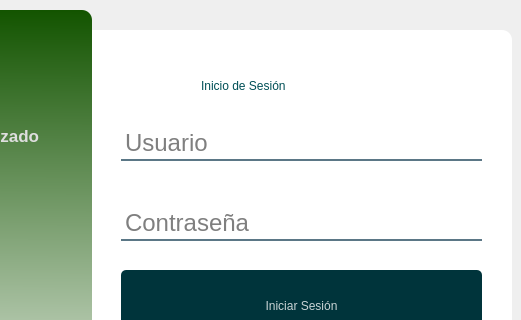
Before: the Qt Designer form ui/login.ui in daburneo1/addi, drawn with Qt 5; both pictures show x 379 to 900 and y 0 to 320 of the 900 by 500 pixel window.
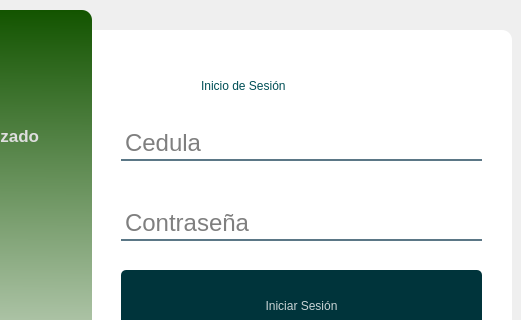
After: the same form once the commit is applied.

```diff
--- a/ui/login.ui
+++ b/ui/login.ui
@@ -124,7 +124,7 @@
 padding-bottom: 7px;</string>
     </property>
     <property name="placeholderText">
-     <string>Usuario</string>
+     <string>Cedula</string>
     </property>
    </widget>
    <widget class="QLineEdit" name="lineEditPass">
```
Left out of the diff: 2 changed lines with no effect on the pictures.
